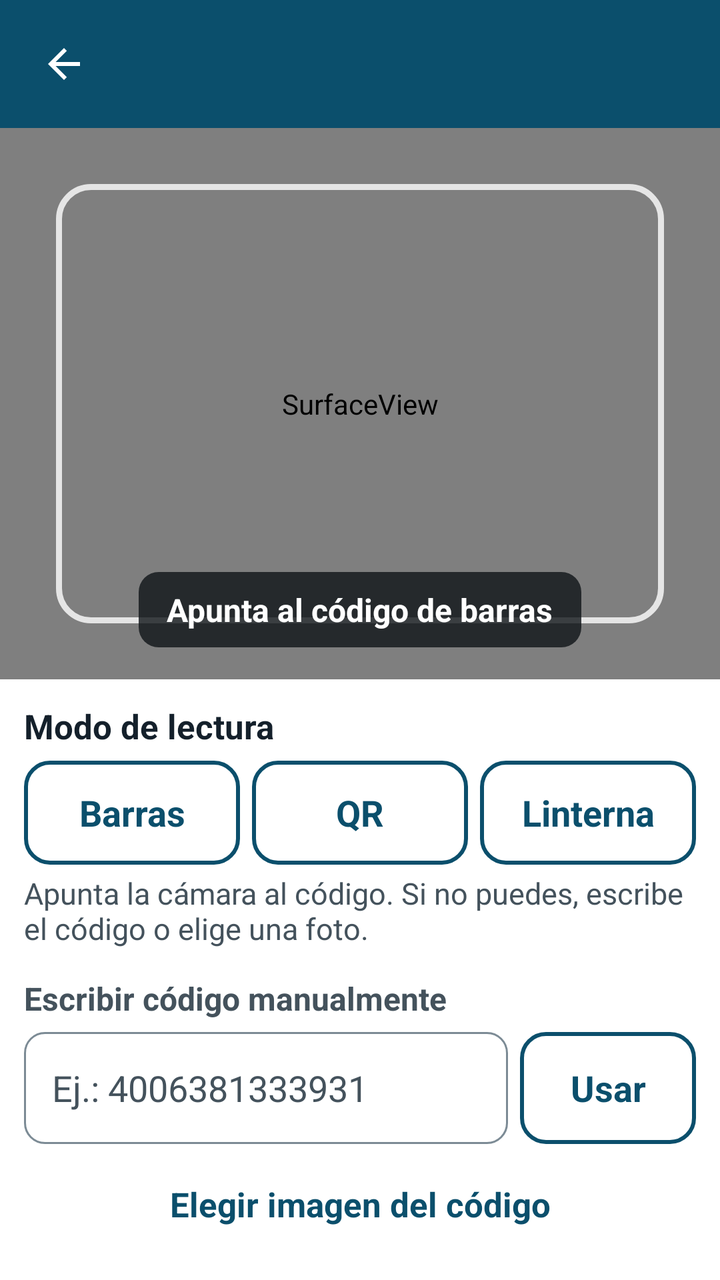
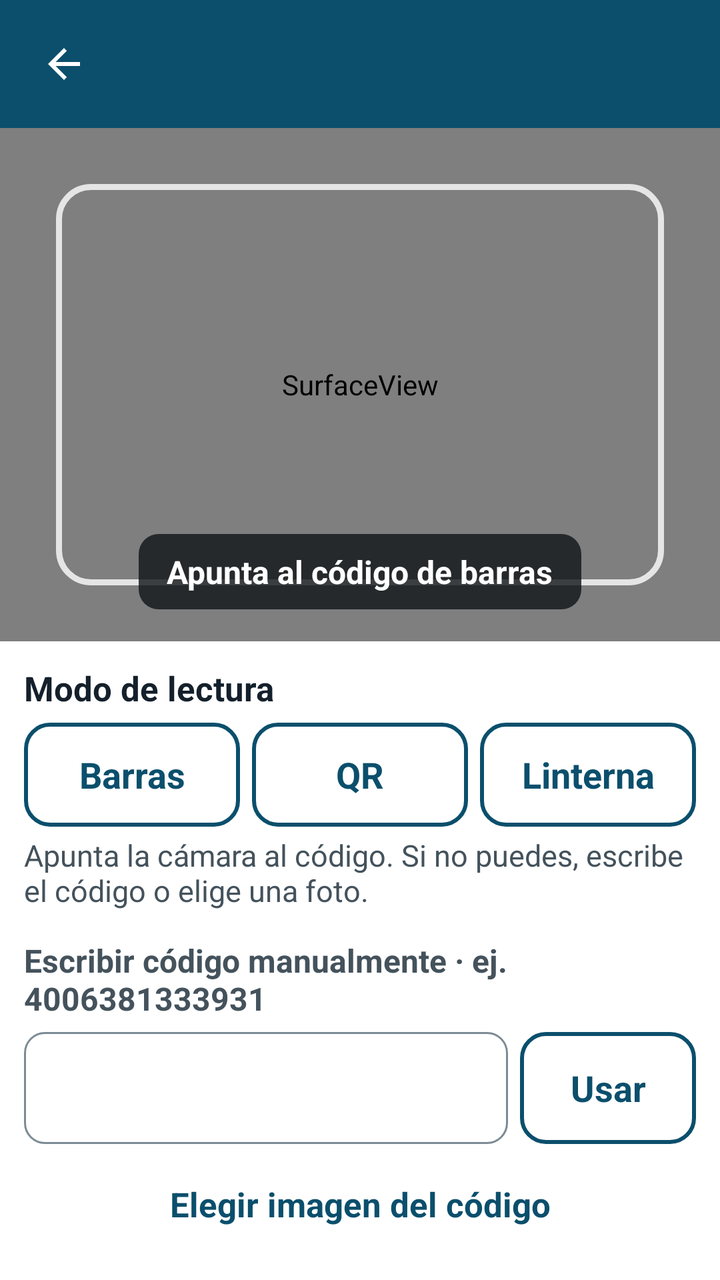

An Android layout rendered at two revisions. The XML below is the earlier revision; the diff shows what the commit changed to produce the second picture.
<!-- AndroidManifest.xml: application theme Tema -->
<!-- res/layout/activity_escaner.xml -->
<?xml version="1.0" encoding="utf-8"?>
<LinearLayout xmlns:android="http://schemas.android.com/apk/res/android"
    android:layout_width="match_parent"
    android:layout_height="match_parent"
    android:background="#101418"
    android:orientation="vertical">

    <include layout="@layout/barra_superior" />

    <FrameLayout
        android:layout_width="match_parent"
        android:layout_height="0dp"
        android:layout_weight="1"
        android:background="#101418">

        <SurfaceView
            android:id="@+id/vistaCamara"
            android:layout_width="match_parent"
            android:layout_height="match_parent"
            android:importantForAccessibility="no" />

        <View
            android:layout_width="match_parent"
            android:layout_height="match_parent"
            android:layout_margin="28dp"
            android:background="@drawable/guia_escaner"
            android:importantForAccessibility="no" />

        <TextView
            android:id="@+id/txtEstado"
            android:layout_width="wrap_content"
            android:layout_height="wrap_content"
            android:layout_gravity="bottom|center_horizontal"
            android:layout_margin="16dp"
            android:background="@drawable/fondo_estado_escaner"
            android:paddingLeft="14dp"
            android:paddingRight="14dp"
            android:paddingTop="8dp"
            android:paddingBottom="8dp"
            android:text="Apunta al código de barras"
            android:textColor="@color/blanco"
            android:textSize="16sp"
            android:textStyle="bold" />
    </FrameLayout>

    <ScrollView
        android:layout_width="match_parent"
        android:layout_height="wrap_content"
        android:background="@color/superficie"
        android:fillViewport="true">

        <LinearLayout
            android:layout_width="match_parent"
            android:layout_height="wrap_content"
            android:orientation="vertical"
            android:padding="12dp">

            <TextView
                android:layout_width="match_parent"
                android:layout_height="wrap_content"
                android:text="Modo de lectura"
                android:textColor="@color/texto"
                android:textSize="17sp"
                android:textStyle="bold" />

            <LinearLayout
                android:layout_width="match_parent"
                android:layout_height="wrap_content"
                android:layout_marginTop="6dp"
                android:orientation="horizontal">

                <Button
                    android:id="@+id/btnBarras"
                    style="@style/BotonSecundario"
                    android:layout_width="0dp"
                    android:layout_height="wrap_content"
                    android:layout_weight="1"
                    android:minHeight="52dp"
                    android:text="Barras" />

                <Button
                    android:id="@+id/btnQr"
                    style="@style/BotonSecundario"
                    android:layout_width="0dp"
                    android:layout_height="wrap_content"
                    android:layout_marginStart="6dp"
                    android:layout_weight="1"
                    android:minHeight="52dp"
                    android:text="QR" />

                <Button
                    android:id="@+id/btnLinterna"
                    style="@style/BotonSecundario"
                    android:layout_width="0dp"
                    android:layout_height="wrap_content"
                    android:layout_marginStart="6dp"
                    android:layout_weight="1"
                    android:minHeight="52dp"
                    android:text="Linterna" />
            </LinearLayout>

            <TextView
                android:id="@+id/txtAyuda"
                style="@style/Ayuda"
                android:layout_width="match_parent"
                android:layout_height="wrap_content"
                android:text="Apunta la cámara al código. Si no puedes, escribe el código o elige una foto." />

            <TextView
                style="@style/Etiqueta"
                android:layout_width="match_parent"
                android:layout_height="wrap_content"
                android:labelFor="@+id/etManual"
                android:text="Escribir código manualmente" />

            <LinearLayout
                android:layout_width="match_parent"
                android:layout_height="wrap_content"
                android:orientation="horizontal">

                <EditText
                    android:id="@+id/etManual"
                    style="@style/Campo"
                    android:layout_width="0dp"
                    android:layout_height="wrap_content"
                    android:layout_weight="1"
                    android:hint="Ej.: 4006381333931"
                    android:inputType="text"
                    android:imeOptions="actionDone" />

                <Button
                    android:id="@+id/btnUsarManual"
                    style="@style/BotonSecundario"
                    android:layout_width="wrap_content"
                    android:layout_height="wrap_content"
                    android:layout_marginStart="6dp"
                    android:minHeight="56dp"
                    android:text="Usar" />
            </LinearLayout>

            <Button
                android:id="@+id/btnImagen"
                style="@style/BotonTexto"
                android:layout_width="match_parent"
                android:layout_height="wrap_content"
                android:layout_marginTop="4dp"
                android:text="Elegir imagen del código" />
        </LinearLayout>
    </ScrollView>
</LinearLayout>
<!-- res/layout/barra_superior.xml (included above) -->
<?xml version="1.0" encoding="utf-8"?>
<LinearLayout xmlns:android="http://schemas.android.com/apk/res/android"
    android:layout_width="match_parent"
    android:layout_height="wrap_content"
    android:orientation="horizontal"
    android:gravity="center_vertical"
    android:background="?android:attr/colorPrimary"
    android:minHeight="64dp"
    android:paddingLeft="6dp"
    android:paddingRight="12dp"
    android:paddingTop="6dp"
    android:paddingBottom="6dp">

    <ImageButton
        android:id="@+id/btnAtras"
        android:layout_width="52dp"
        android:layout_height="52dp"
        android:background="?android:attr/selectableItemBackgroundBorderless"
        android:src="@drawable/ic_atras"
        android:tint="@color/blanco"
        android:contentDescription="@string/volver"
        android:scaleType="centerInside" />

    <TextView
        android:id="@+id/tituloBarra"
        android:layout_width="0dp"
        android:layout_height="wrap_content"
        android:layout_weight="1"
        android:layout_marginStart="4dp"
        android:textColor="@color/blanco"
        android:textSize="22sp"
        android:textStyle="bold"
        android:maxLines="2"
        android:ellipsize="end" />
</LinearLayout>
<!-- resources referenced by this layout -->
<resources>
  <color name="blanco">#FFFFFF</color>
  <color name="superficie">#FFFFFF</color>
  <color name="texto">#14202B</color>
  <!-- drawable fondo_estado_escaner (drawable) -->
  <?xml version="1.0" encoding="utf-8"?>
  <shape xmlns:android="http://schemas.android.com/apk/res/android">
      <solid android:color="#CC101418" />
      <corners android:radius="10dp" />
  </shape>
  <!-- drawable guia_escaner (drawable) -->
  <?xml version="1.0" encoding="utf-8"?>
  <shape xmlns:android="http://schemas.android.com/apk/res/android">
      <solid android:color="#00000000" />
      <stroke android:width="3dp" android:color="#CCFFFFFF" />
      <corners android:radius="16dp" />
  </shape>
  <!-- drawable ic_atras (drawable) -->
  <?xml version="1.0" encoding="utf-8"?>
  <vector xmlns:android="http://schemas.android.com/apk/res/android"
      android:width="24dp" android:height="24dp"
      android:viewportWidth="24" android:viewportHeight="24">
      <path android:fillColor="#FF000000" android:pathData="M20,11H7.83l5.59,-5.59L12,4l-8,8 8,8 1.41,-1.41L7.83,13H20v-2z"/>
  </vector>
  <string name="volver">Volver</string>
  <style name="Ayuda">
          <item name="android:textSize">15sp</item>
          <item name="android:textColor">@color/texto_secundario</item>
          <item name="android:layout_marginTop">4dp</item>
      </style>
  <style name="BotonSecundario" parent="BotonPrimario">
          <item name="android:background">@drawable/boton_secundario</item>
          <item name="android:textColor">@color/primario</item>
      </style>
  <style name="Etiqueta">
          <item name="android:textSize">16sp</item>
          <item name="android:textStyle">bold</item>
          <item name="android:textColor">@color/texto_secundario</item>
          <item name="android:layout_marginTop">14dp</item>
          <item name="android:layout_marginBottom">6dp</item>
      </style>
  <style name="Tema" parent="@android:style/Theme.Material.Light.NoActionBar">
          <item name="android:colorPrimary">@color/primario</item>
          <item name="android:colorPrimaryDark">@color/primario_oscuro</item>
          <item name="android:colorAccent">@color/primario</item>
          <item name="android:windowBackground">@color/fondo</item>
          <item name="android:statusBarColor">@color/primario_oscuro</item>
          <item name="android:navigationBarColor">@color/superficie</item>
          <item name="android:windowLightNavigationBar">true</item>
          <item name="android:textColorPrimary">@color/texto</item>
          <item name="android:textColorSecondary">@color/texto_secundario</item>
          <item name="android:textColorHint">@color/texto_secundario</item>
          <item name="android:fontFamily">sans-serif</item>
          <item name="android:windowNoTitle">true</item>
          
      </style>
  <color name="texto_secundario">#44525C</color>
  <color name="primario">#0B4F6C</color>
  <!-- drawable boton_texto (drawable) -->
  <?xml version="1.0" encoding="utf-8"?>
  <selector xmlns:android="http://schemas.android.com/apk/res/android">
      <item android:state_pressed="true"><shape><solid android:color="@color/primario_claro"/><corners android:radius="10dp"/></shape></item>
      <item><shape><solid android:color="#00000000"/><corners android:radius="10dp"/></shape></item>
  </selector>
  <color name="primario_oscuro">#073A50</color>
  <color name="fondo">#F2F5F7</color>
  <color name="gris_fondo">#E6EBEE</color>
  <color name="deshabilitado">#8A979F</color>
  <color name="primario_claro">#DCEAF2</color>
  <color name="borde">#7C8B95</color>
  <!-- unchanged entries left out for length: 6 -->
</resources>

<!-- the commit's change to res/layout/activity_escaner.xml (unified diff, before → after) -->
@@ -111,7 +111,7 @@
                 android:layout_width="match_parent"
                 android:layout_height="wrap_content"
                 android:labelFor="@+id/etManual"
-                android:text="Escribir código manualmente" />
+                android:text="Escribir código manualmente · ej. 4006381333931" />
 
             <LinearLayout
                 android:layout_width="match_parent"
@@ -124,7 +124,6 @@
                     android:layout_width="0dp"
                     android:layout_height="wrap_content"
                     android:layout_weight="1"
-                    android:hint="Ej.: 4006381333931"
                     android:inputType="text"
                     android:imeOptions="actionDone" />
 
@@ -157,8 +156,8 @@
     android:gravity="center_vertical"
     android:background="?android:attr/colorPrimary"
     android:minHeight="64dp"
-    android:paddingLeft="6dp"
-    android:paddingRight="12dp"
+    android:paddingStart="6dp"
+    android:paddingEnd="12dp"
     android:paddingTop="6dp"
     android:paddingBottom="6dp">
 
<!-- resource entries referenced after the edit -->
@@ -46,8 +46,8 @@
           <item name="android:colorAccent">@color/primario</item>
           <item name="android:windowBackground">@color/fondo</item>
           <item name="android:statusBarColor">@color/primario_oscuro</item>
-          <item name="android:navigationBarColor">@color/superficie</item>
-          <item name="android:windowLightNavigationBar">true</item>
+          
+          <item name="android:navigationBarColor">@color/primario_oscuro</item>
           <item name="android:textColorPrimary">@color/texto</item>
           <item name="android:textColorSecondary">@color/texto_secundario</item>
           <item name="android:textColorHint">@color/texto_secundario</item>
